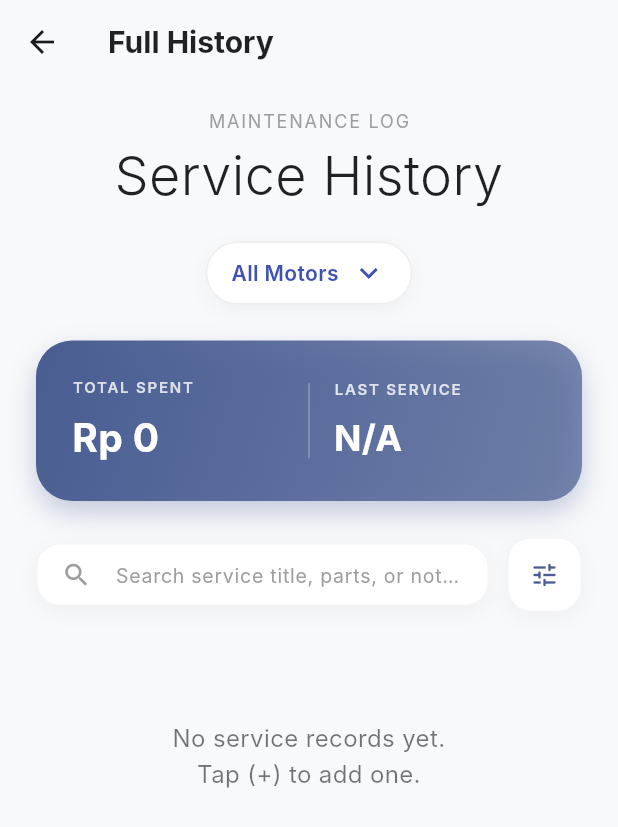
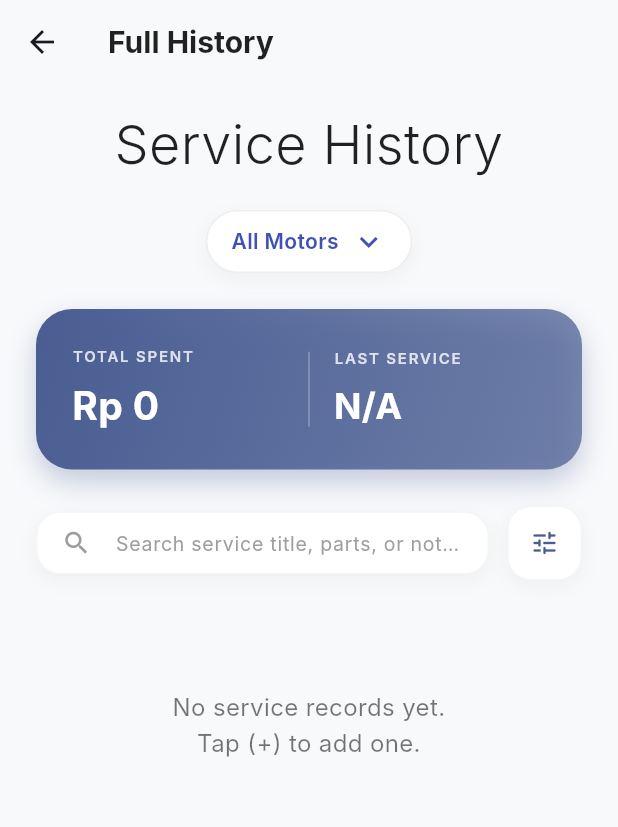
Before and after one commit to tjhhh/ServiceLog-RideAssisst, a Flutter app: the screen it shows once a user with an empty profile is signed in, item 2 of the bottom bar chosen, after a tap on "Load Full History", on a phone screen of 412 x 824 dp. Shown: the top 827 px of the screen. Run offline on Flutter 3.47's test engine with Material 3 defaults, Android fonts, the phone set to English and light mode, and no system bars; our stand-ins replace cloud_firestore, firebase_auth, firebase_core, flutter_dotenv, flutter_riverpod, geolocator and 4 more; accounts and stored records are empty; generated files the repository leaves out were written again; Roboto replaces fonts that are missing (Inter).

Commit message:
fix: fixing header at history screen

```diff
--- a/lib/screens/full_history_screen.dart
+++ b/lib/screens/full_history_screen.dart
@@ -157,15 +157,7 @@ class _FullHistoryScreenState extends ConsumerState<FullHistoryScreen> {
     return Column(
       crossAxisAlignment: CrossAxisAlignment.center,
       children: [
-        const Text(
-          'MAINTENANCE LOG',
-          style: TextStyle(
-            fontSize: 12,
-            letterSpacing: 1.2,
-            color: Colors.grey,
-          ),
-        ),
-        const SizedBox(height: 8),
+        const SizedBox(height: 4),
         const Text(
           'Service History',
           textAlign: TextAlign.center,
--- a/lib/screens/history_screen.dart
+++ b/lib/screens/history_screen.dart
@@ -10,6 +10,7 @@ import '../widgets/history/history_header.dart';
 import '../widgets/history/history_summary_card.dart';
 import '../widgets/history/history_timeline.dart';
 import '../widgets/history/history_load_more.dart';
+import 'account_screen.dart';
 
 class HistoryScreen extends ConsumerStatefulWidget {
   const HistoryScreen({super.key});
@@ -67,27 +68,50 @@ class _HistoryScreenState extends ConsumerState<HistoryScreen> {
     return Scaffold(
       backgroundColor: const Color(0xFFF8F9FB),
       appBar: AppBar(
-        backgroundColor: const Color(0xFFF8F9FB),
+        backgroundColor: Colors.transparent,
         elevation: 0,
+        centerTitle: false,
         title: Row(
+          mainAxisSize: MainAxisSize.min,
           children: [
-            Image.asset('lib/assets/logo_ra.png', width: 24, height: 24),
-            const SizedBox(width: 8),
+            Container(
+              padding: const EdgeInsets.all(8),
+              decoration: BoxDecoration(
+                color: Theme.of(context).colorScheme.primary.withOpacity(0.1),
+                borderRadius: BorderRadius.circular(12),
+              ),
+              child: Image.asset(
+                'lib/assets/logo_ra.png',
+                width: 24,
+                height: 24,
+              ),
+            ),
+            const SizedBox(width: 12),
             const Text(
               'RideAssist',
               style: TextStyle(
-                color: Colors.black87,
-                fontWeight: FontWeight.bold,
-                fontSize: 20,
+                color: Color(0xFF1E293B),
+                fontWeight: FontWeight.w800,
+                fontSize: 22,
+                letterSpacing: -0.5,
               ),
             ),
           ],
         ),
         actions: [
           Padding(
-            padding: const EdgeInsets.only(right: 16.0),
+            padding: const EdgeInsets.only(right: 20.0),
+            child: GestureDetector(
+              onTap: () {
+                Navigator.push(
+                  context,
+                  MaterialPageRoute(
+                    builder: (context) => const AccountScreen(),
+                  ),
+                );
+              },
               child: CircleAvatar(
-              radius: 16,
+                radius: 18,
                 backgroundColor: Colors.indigo.shade100,
                 backgroundImage:
                     FirebaseAuth.instance.currentUser?.photoURL != null &&
@@ -106,6 +130,7 @@ class _HistoryScreenState extends ConsumerState<HistoryScreen> {
                         ).existsSync())
                     ? const Icon(Icons.person, size: 24, color: Colors.white)
                     : null,
+              ),
             ),
           ),
         ],
--- a/lib/widgets/history/history_header.dart
+++ b/lib/widgets/history/history_header.dart
@@ -28,15 +28,7 @@ class HistoryHeader extends StatelessWidget {
     return Column(
       crossAxisAlignment: CrossAxisAlignment.center,
       children: [
-        const Text(
-          'MAINTENANCE LOG',
-          style: TextStyle(
-            fontSize: 12,
-            letterSpacing: 1.2,
-            color: Colors.grey,
-          ),
-        ),
-        const SizedBox(height: 8),
+        const SizedBox(height: 4),
         const Text(
           'Service History',
           textAlign: TextAlign.center,
```
Lines whose indentation alone changed are shown as unchanged.
